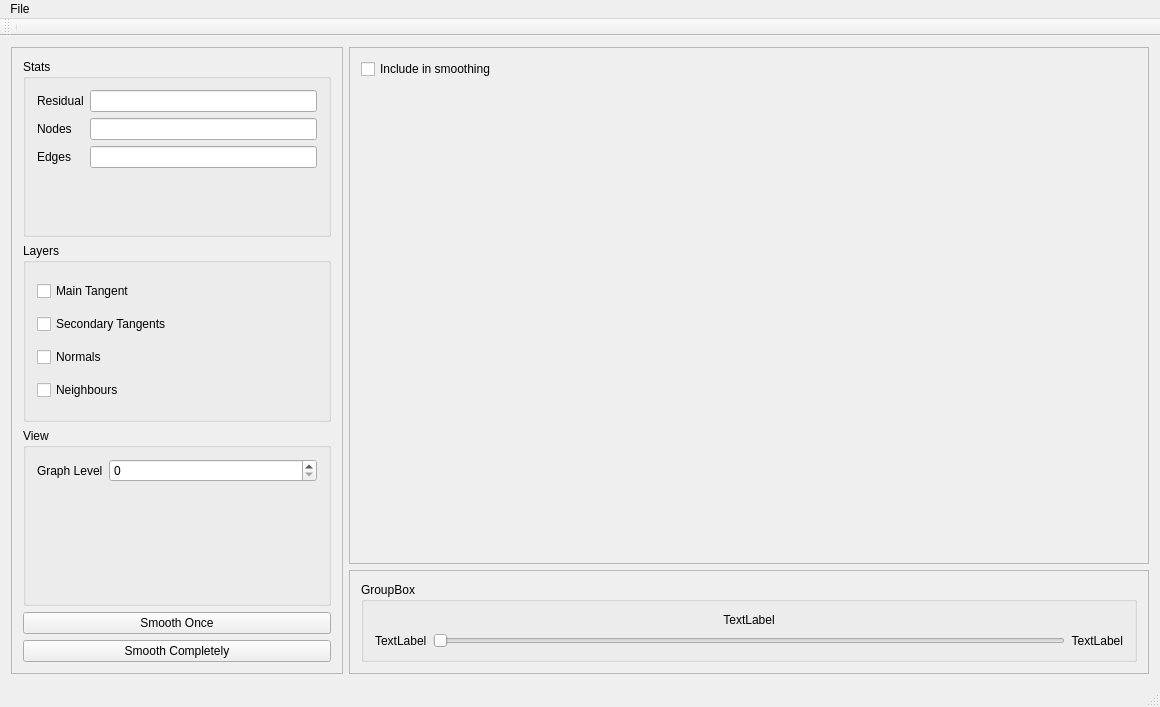
This is src/QtMain/AnimeshMainWindow.ui in jimbok8/Animesh as Qt 5 draws it before an edit. The edited form follows.
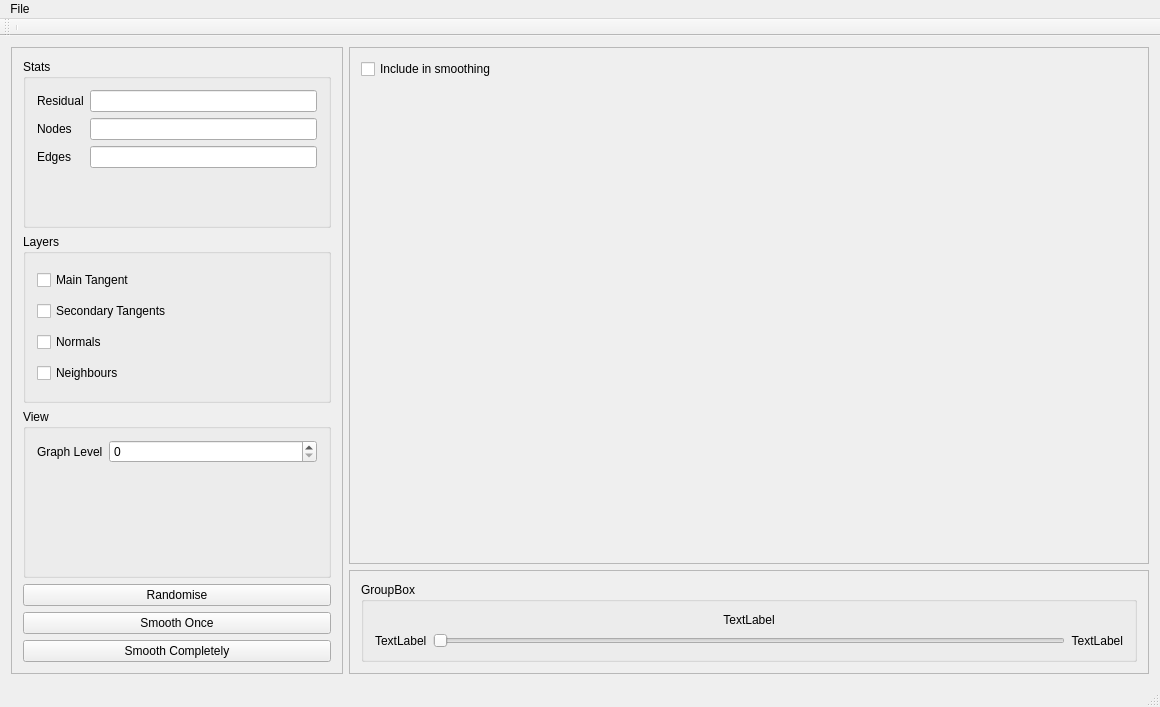
This is the edited form. Custom widgets are drawn as their Qt base class.

Diff of the .ui file:
```diff
--- a/src/QtMain/AnimeshMainWindow.ui
+++ b/src/QtMain/AnimeshMainWindow.ui
@@ -232,6 +232,13 @@
            </layout>
           </widget>
          </item>
+         <item>
+          <widget class="QPushButton" name="btnRandomise">
+           <property name="text">
+            <string>Randomise</string>
+           </property>
+          </widget>
+         </item>
          <item>
           <widget class="QPushButton" name="btnSmoothOnce">
            <property name="text">
```
